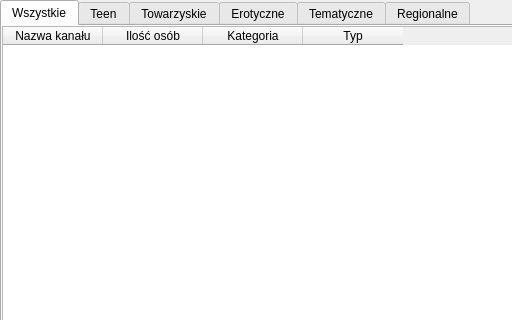
Old version of the form ui/channel_list.ui in the repository gitter-badger/simplechatclient; both pictures show x 0 to 512 and y 0 to 320 of the 600 by 507 pixel window.
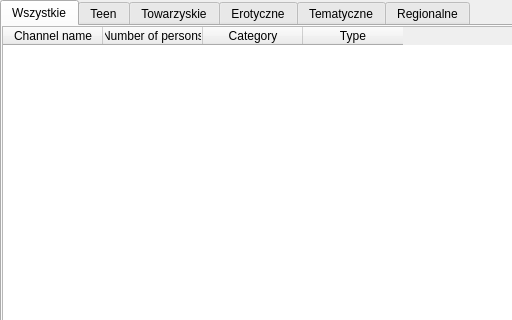
New version of the form. Icons and pictures are not drawn.

Diff of the .ui file:
```diff
--- a/ui/channel_list.ui
+++ b/ui/channel_list.ui
@@ -80,22 +80,22 @@
         </property>
         <column>
          <property name="text">
-          <string>Nazwa kanału</string>
+          <string>Channel name</string>
          </property>
         </column>
         <column>
          <property name="text">
-          <string>Ilość osób</string>
+          <string>Number of persons</string>
          </property>
         </column>
         <column>
          <property name="text">
-          <string>Kategoria</string>
+          <string>Category</string>
          </property>
         </column>
         <column>
          <property name="text">
-          <string>Typ</string>
+          <string>Type</string>
          </property>
         </column>
        </widget>
```
Left out of the diff: 48 changed lines with no effect on the pictures.
